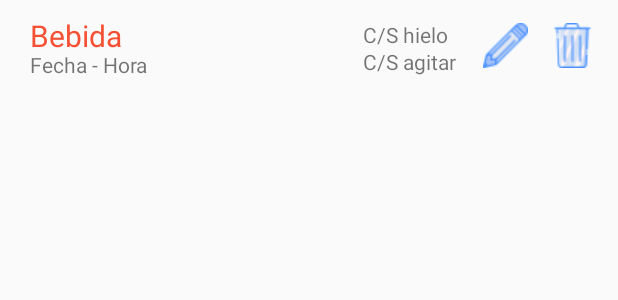
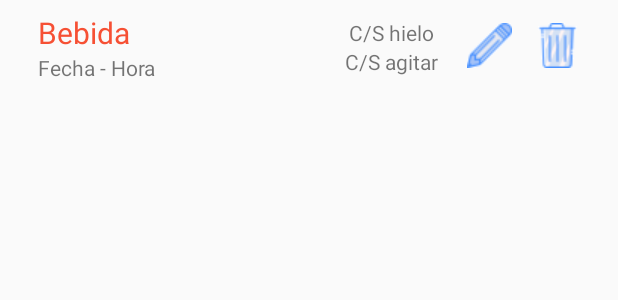
Before and after one commit to misen08/SmartDrink, an Android app: the layout item_category_bebidas_programadas.xml on its own in the app's theme, with its tools: preview values and no code run, on a phone screen of 412 x 824 dp. Shown: the top 300 px of the screen. Run offline under Robolectric (Android 15) with nearby library versions, the phone set to English and light mode, and no system bars.

Commit message:
Modificación layout bebidas programadas

```diff
--- a/app/src/main/res/layout/item_category_bebidas_programadas.xml
+++ b/app/src/main/res/layout/item_category_bebidas_programadas.xml
@@ -9,9 +9,9 @@
     <TextView
         android:id="@+id/textViewBebida"
         android:layout_width="172dp"
-        android:layout_height="23dp"
-        android:layout_marginStart="20dp"
-        android:layout_marginTop="10dp"
+        android:layout_height="50dp"
+        android:layout_marginStart="25dp"
+        android:layout_marginTop="8dp"
         android:text="Bebida"
         android:textColor="#f65034"
         android:textSize="20dp"
@@ -22,10 +22,10 @@
         android:id="@+id/buttonEdit"
         android:layout_width="30dp"
         android:layout_height="30dp"
-        android:layout_marginEnd="60dp"
+        android:layout_marginEnd="15dp"
         android:layout_marginTop="15dp"
         android:clickable="true"
-        app:layout_constraintEnd_toEndOf="parent"
+        app:layout_constraintEnd_toStartOf="@+id/buttonDelete"
         app:layout_constraintTop_toTopOf="parent"
         app:srcCompat="@drawable/edit_icon" />
 
@@ -33,7 +33,7 @@
         android:id="@+id/buttonDelete"
         android:layout_width="30dp"
         android:layout_height="30dp"
-        android:layout_marginEnd="15dp"
+        android:layout_marginEnd="25dp"
         android:layout_marginTop="15dp"
         android:clickable="true"
         app:layout_constraintEnd_toEndOf="parent"
@@ -44,30 +44,30 @@
         android:id="@+id/textViewHielo"
         android:layout_width="70dp"
         android:layout_height="wrap_content"
-        android:layout_marginEnd="100dp"
-        android:layout_marginTop="13dp"
+        android:layout_marginEnd="15dp"
+        android:layout_marginTop="12dp"
         android:text="C/S hielo"
-        android:textAlignment="viewStart"
-        app:layout_constraintEnd_toEndOf="parent"
+        android:textAlignment="center"
+        app:layout_constraintEnd_toStartOf="@+id/buttonEdit"
         app:layout_constraintTop_toTopOf="parent" />
 
     <TextView
         android:id="@+id/textViewAgitado"
         android:layout_width="70dp"
         android:layout_height="wrap_content"
-        android:layout_marginEnd="100dp"
-        android:layout_marginTop="18dp"
+        android:layout_marginEnd="15dp"
+        android:layout_marginTop="19dp"
         android:text="C/S agitar"
-        android:textAlignment="viewStart"
-        app:layout_constraintEnd_toEndOf="parent"
+        android:textAlignment="center"
+        app:layout_constraintEnd_toStartOf="@+id/buttonEdit"
         app:layout_constraintTop_toTopOf="@+id/textViewHielo" />
 
     <TextView
         android:id="@+id/textViewFechaHora"
         android:layout_width="172dp"
-        android:layout_height="17dp"
-        android:layout_marginStart="20dp"
-        android:layout_marginTop="33dp"
+        android:layout_height="20dp"
+        android:layout_marginStart="25dp"
+        android:layout_marginTop="35dp"
         android:text="Fecha - Hora"
         app:layout_constraintStart_toStartOf="parent"
         app:layout_constraintTop_toTopOf="parent" />
```
Also changed, not shown: app/src/main/res/layout/bebidas_programadas.xml (+13 -15 lines).
